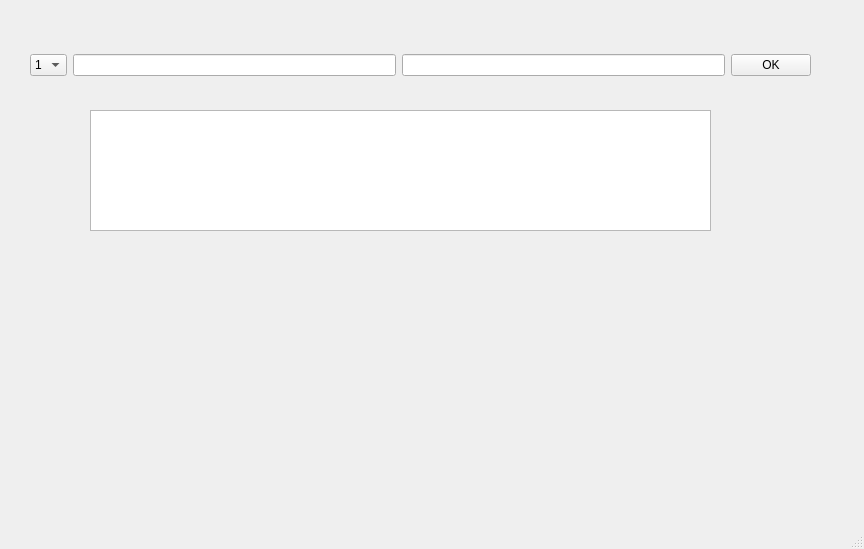
This is try.ui in alitatici/VisualizationOfCodes as Qt 5 draws it before an edit. The edited form follows.
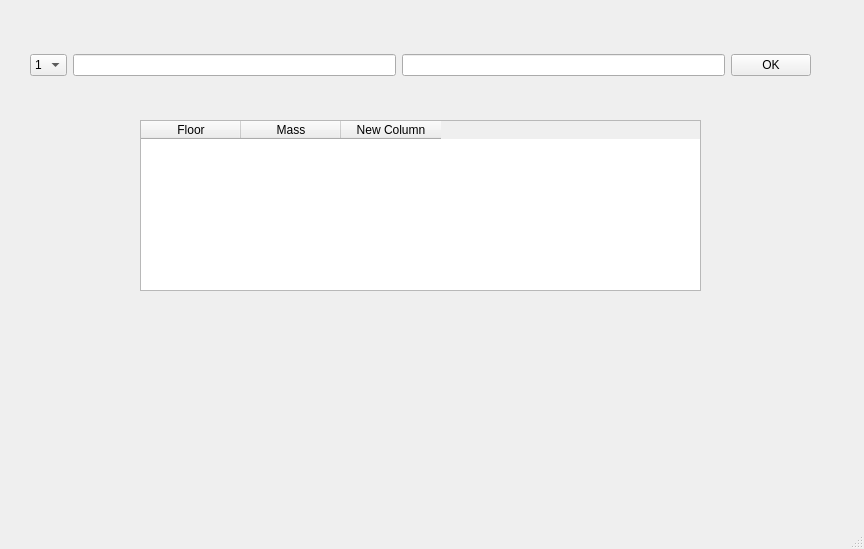
This is the edited form.

Diff of the .ui file:
```diff
--- a/try.ui
+++ b/try.ui
@@ -61,15 +61,30 @@
      </item>
     </layout>
    </widget>
-   <widget class="QTextEdit" name="textEdit">
+   <widget class="QTableWidget" name="tableWidget">
     <property name="geometry">
      <rect>
-      <x>90</x>
-      <y>110</y>
-      <width>621</width>
-      <height>121</height>
+      <x>140</x>
+      <y>120</y>
+      <width>561</width>
+      <height>171</height>
      </rect>
     </property>
+    <column>
+     <property name="text">
+      <string>Floor</string>
+     </property>
+    </column>
+    <column>
+     <property name="text">
+      <string>Mass</string>
+     </property>
+    </column>
+    <column>
+     <property name="text">
+      <string>New Column</string>
+     </property>
+    </column>
    </widget>
   </widget>
   <widget class="QMenuBar" name="menubar">
```
